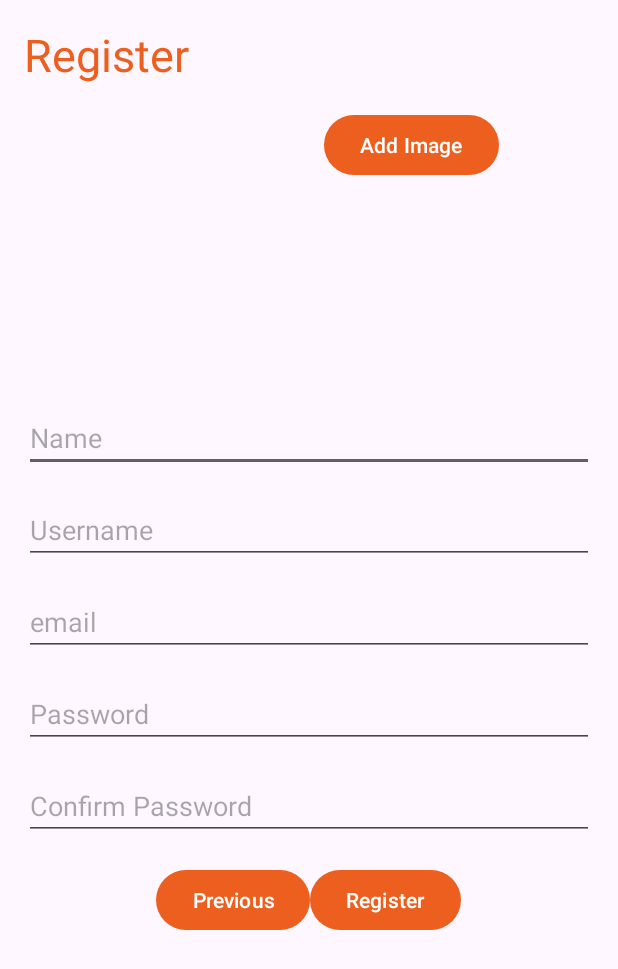
After one commit to Lolinatorishere/pmeuEpocaEspecial, an Android app: the RegisterActivity screen opened directly, with no data from a screen before it, on a phone screen of 412 x 824 dp. The commit adds this screen. Shown: the top 969 px of the screen. Run offline under Robolectric (Android 15) with nearby library versions, the phone set to English and light mode, and no system bars.

Commit message:
Created Multiple Funcitons And Activities
Created Login and Registration Pages
Created basic mainActivity

altered the strings.xml todo: add portuguese localisation

```diff
--- a/app/src/main/java/com/example/pmeuepocaespecial/activities/user/MainActivity.kt
+++ b/app/src/main/java/com/example/pmeuepocaespecial/activities/user/MainActivity.kt
@@ -9,7 +9,7 @@ import com.example.pmeuepocaespecial.helpers.UserAuthHelper
 
 class MainActivity : AppCompatActivity() {
     val userAuth = UserAuthHelper(this)
-    val loginIntent = Intent(this, LoginActivity::class.java)
+    val loginIntent = Intent("com.example.lab001.SEG")
 
     private lateinit var binding: ActivityMainBinding
     override fun onCreate(savedInstanceState: Bundle?) {
--- /dev/null
+++ b/app/src/main/java/com/example/pmeuepocaespecial/activities/user/ProjectActivity.kt
@@ -0,0 +1,4 @@
+package com.example.pmeuepocaespecial.activities.user
+
+class ProjectActivity {
+}
--- /dev/null
+++ b/app/src/main/java/com/example/pmeuepocaespecial/activities/user/RegisterActivity.kt
@@ -0,0 +1,112 @@
+package com.example.pmeuepocaespecial.activities.user
+
+import android.app.Instrumentation.ActivityResult
+import android.content.Context
+import android.content.Intent
+import android.os.Bundle
+import android.widget.Button
+import android.widget.EditText
+import android.widget.ImageView
+import android.widget.Toast
+import androidx.activity.result.contract.ActivityResultContract
+import androidx.activity.result.contract.ActivityResultContracts
+import androidx.appcompat.app.AppCompatActivity
+import com.example.pmeuepocaespecial.R
+import com.example.pmeuepocaespecial.datatypes.User
+import com.example.pmeuepocaespecial.datatypes.functionStringReturn
+import com.example.pmeuepocaespecial.helpers.DatabaseHelper
+import com.example.pmeuepocaespecial.helpers.ImageHelper
+
+class RegisterActivity : AppCompatActivity() {
+    private var imageByteArray: ByteArray = byteArrayOf()
+    override fun onCreate(savedInstanceState: Bundle?) {
+        val loginIntent = Intent("com.example.lab001.SEG")
+        val pickImageResultLauncher = registerForActivityResult(
+            ActivityResultContracts.GetContent()
+        ) { uri ->
+           if (uri != null) {
+               val imgHelp = ImageHelper(this)
+               imageByteArray = imgHelp.encodeImageToByteArray(uri, this)
+               val imageView = findViewById<ImageView>(R.id.imagePreview)
+               imageView.setImageURI(uri);
+           }
+        }
+        super.onCreate(savedInstanceState)
+        setContentView(R.layout.activity_register)
+
+        val nameEditText = findViewById<EditText>(R.id.name)
+        val usernameEditText = findViewById<EditText>(R.id.username)
+        val emailEditText = findViewById<EditText>(R.id.email)
+        val passwordEditText = findViewById<EditText>(R.id.password)
+        val confirmPasswordEditText = findViewById<EditText>(R.id.confirmPassword)
+        val returnButton = findViewById<Button>(R.id.returnButton)
+        val registerButton = findViewById<Button>(R.id.registerButton)
+        val selectImageButton = findViewById<Button>(R.id.btnSelectImage)
+
+
+        returnButton.setOnClickListener {
+            startActivity(loginIntent)
+            finish()
+        }
+
+        registerButton.setOnClickListener {
+            val name = nameEditText.text.toString().trim()
+            val username = usernameEditText.text.toString().trim()
+            val email = emailEditText.text.toString().trim()
+            val password = passwordEditText.text.toString().trim()
+            val confirmPassword = confirmPasswordEditText.text.toString().trim()
+            val image = imageByteArray
+            val isValid = checkUserInput(name, username, email, password, confirmPassword, image)
+            if(isValid.returnBoolean){
+                val dbHelper = DatabaseHelper(this)
+                val user = User(0, name, username, image, email, password, 0)
+                val userValid = dbHelper.insertUser(user, this)
+                    if(userValid.returnBoolean){
+                    Toast.makeText(this, userValid.returnString, Toast.LENGTH_SHORT).show()
+                    startActivity(loginIntent)
+                    finish()
+                }else{
+                    Toast.makeText(this, userValid.returnString ,Toast.LENGTH_SHORT).show()
+                }
+            }else{
+                Toast.makeText(this, isValid.returnString, Toast.LENGTH_SHORT).show()
+            }
+
+        }
+
+        selectImageButton.setOnClickListener {
+            pickImageResultLauncher.launch("image/*")
+        }
+    }
+   private fun checkUserInput(name: String, username: String, email: String, password: String, confirmPassword: String, image: ByteArray): functionStringReturn{
+       val dbHelper = DatabaseHelper(this)
+       if(name.isEmpty()){
+           return functionStringReturn(this.getString(R.string.register_error_empty_name), false)
+       }
+
+       if(username.isEmpty()){
+           return functionStringReturn(this.getString(R.string.register_error_empty_username), false)
+       }
+
+       if(email.isEmpty()){
+           return functionStringReturn(this.getString(R.string.register_error_empty_email), false)
+       }
+
+       if(password.isEmpty()){
+           return functionStringReturn(this.getString(R.string.register_error_empty_password), false)
+       }
+
+       if(confirmPassword.isEmpty()){
+           return functionStringReturn(this.getString(R.string.register_error_empty_confirmpassword), false)
+       }
+
+       if(image.isEmpty()){
+           return functionStringReturn(this.getString(R.string.register_error_empty_image), false)
+       }
+       if(password != confirmPassword){
+           return functionStringReturn(this.getString(R.string.confirm_password_error), false)
+       }
+
+       return functionStringReturn("Valid", true);
+   }
+}
--- a/app/src/main/java/com/example/pmeuepocaespecial/helpers/UserAuthHelper.kt
+++ b/app/src/main/java/com/example/pmeuepocaespecial/helpers/UserAuthHelper.kt
@@ -38,6 +38,7 @@ class UserAuthHelper(private val context: Context){
         return 0;
 
     }
+
     private fun setUserInfo(isLoggedIn: Boolean, user_id: Int) {
         val sharedLogin = context.getSharedPreferences("LoginPrefs", Context.MODE_PRIVATE)
         val sharedUserId = context.getSharedPreferences("UserIdPrefs", Context.MODE_PRIVATE)
@@ -52,4 +53,5 @@ class UserAuthHelper(private val context: Context){
         val dbHelper = DatabaseHelper(context)
         return dbHelper.checkUserCredentials(username.trim(), password.trim())
     }
+
 }
--- /dev/null
+++ b/app/src/main/res/layout/activity_register.xml
@@ -0,0 +1,105 @@
+<ScrollView xmlns:android="http://schemas.android.com/apk/res/android"
+    android:layout_width="match_parent"
+    android:layout_height="match_parent"
+    android:fillViewport="true">
+
+    <RelativeLayout
+        android:layout_width="match_parent"
+        android:layout_height="wrap_content"
+        android:padding="16dp">
+
+        <TextView
+            android:id="@+id/registerTitle"
+            android:layout_width="match_parent"
+            android:layout_height="wrap_content"
+            android:text="@string/register_string"
+            android:textSize="30sp"
+            android:textColor="@color/orange"/>
+        <EditText
+            android:id="@+id/name"
+            android:layout_width="match_parent"
+            android:layout_height="wrap_content"
+            android:layout_below="@id/profileLayout"
+            android:layout_marginTop="16dp"
+            android:hint="@string/name_string" />
+
+        <EditText
+            android:id="@+id/username"
+            android:layout_width="match_parent"
+            android:layout_height="wrap_content"
+            android:layout_below="@id/name"
+            android:layout_marginTop="16dp"
+            android:hint="Username" />
+
+        <EditText
+            android:id="@+id/email"
+            android:layout_width="match_parent"
+            android:layout_height="wrap_content"
+            android:layout_below="@id/username"
+            android:layout_marginTop="16dp"
+            android:hint="email" />
+
+        <EditText
+            android:id="@+id/password"
+            android:layout_width="match_parent"
+            android:layout_height="wrap_content"
+            android:hint="Password"
+            android:inputType="textPassword"
+            android:layout_below="@id/email"
+            android:layout_marginTop="16dp"/>
+
+        <EditText
+            android:id="@+id/confirmPassword"
+            android:layout_width="match_parent"
+            android:layout_height="wrap_content"
+            android:hint="@string/confirm_password"
+            android:inputType="textPassword"
+            android:layout_below="@id/password"
+            android:layout_marginTop="16dp"/>
+
+        <LinearLayout
+            android:id="@+id/profileLayout"
+            android:layout_width="match_parent"
+            android:layout_height="wrap_content"
+            android:layout_below="@id/registerTitle">
+            <ImageView
+                android:id="@+id/imagePreview"
+                android:layout_width="200dp"
+                android:layout_height="200dp"
+                android:layout_marginTop="-3dp"
+                android:contentDescription="@string/image_preview"
+                android:scaleType="centerCrop" />
+
+            <Button
+                android:id="@+id/btnSelectImage"
+                android:layout_width="wrap_content"
+                android:layout_height="wrap_content"
+                android:layout_marginTop="16dp"
+                android:text="@string/select_image" />
+
+        </LinearLayout>
+
+
+        <LinearLayout
+            android:id="@+id/buttonLayout"
+            android:layout_width="match_parent"
+            android:layout_height="wrap_content"
+            android:orientation="horizontal"
+            android:paddingStart="16dp"
+            android:paddingEnd="16dp"
+            android:gravity="center"
+            android:layout_below="@id/confirmPassword"
+            android:layout_marginTop="16dp">
+            <Button
+                android:id="@+id/returnButton"
+                android:layout_width="wrap_content"
+                android:layout_height="wrap_content"
+                android:text="@string/previous" />
+            <Button
+                android:id="@+id/registerButton"
+                android:layout_width="wrap_content"
+                android:layout_height="wrap_content"
+                android:text="@string/register_string" />
+        </LinearLayout>
+    </RelativeLayout>
+</ScrollView>
--- a/app/src/main/res/values/strings.xml
+++ b/app/src/main/res/values/strings.xml
@@ -68,6 +68,34 @@
     <string name="commit_update_success_start" translatable="false">Commit </string>
     <string name="commit_update_success_end"> Has Been Successfully Updated</string>
     <string name="commit_update_error_update_failure">There was an error Updating the Commit</string>
-
+    <string name="login_text" translatable="false">Login</string>
+    <string name="register_string">Register</string>
+    <string name="login_error_empty_username">Username Can Not Be Empty</string>
+    <string name="login_error_empty_password">Password Can Not be Empty</string>
+    <string name="image_preview">Profile Picture</string>
+    <string name="select_image">Add Image</string>
+    <string name="name_string">Name</string>
+    <string name="confirm_password">Confirm Password</string>
+    <string name="confirm_password_error">Passwords Do Not Match</string>
+    <string name="user_create_success">User Registered Successfully</string>
+    <string name="user_create_error_username_not_unique">Username Inserted Is Not Unique</string>
+    <string name="delete_user_failure">Error Deleting User</string>
+    <string name="delete_user_success">User Successfully Deleted</string>
+    <string name="delete_project_failure">Error Deleting Project</string>
+    <string name="delete_project_success">Project Delteted Successfully</string>
+    <string name="delete_task_failure">Error Deleteing Task</string>
+    <string name="delete_task_success">Task Delteted Successfully</string>
+    <string name="delete_commit_failure">Error Deleting Commit</string>
+    <string name="delete_commit_success">Commit Deleted Successfully</string>
+    <string name="delete_user_from_project_failure">Error Removing User From Project</string>
+    <string name="delete_user_from_project_success">User Removed From Project</string>
+    <string name="register_error_empty_name">User Can\'t Be Empty</string>
+    <string name="register_error_empty_username">Username Can\'t Be Empty</string>
+    <string name="register_error_empty_email">Email Can\'t Be Empty</string>
+    <string name="register_error_empty_password">Password Can\'t Be Empty</string>
+    <string name="register_error_empty_confirmpassword">Confirmation Can\'t Be Empty</string>
+    <string name="register_error_empty_image">Image Can\'t be Empty</string>
+    <string name="register_error_not_unique_username">Username Already Taken</string>
+    <string name="select_project">Select</string>
 
 </resources>
```
Also changed, not shown: app/src/main/AndroidManifest.xml (+31 -1 lines), app/src/main/java/com/example/pmeuepocaespecial/activities/admin/AddProjectActivity.kt (+18 -18 lines), app/src/main/java/com/example/pmeuepocaespecial/activities/user/LoginActivity.kt (+22 -9 lines), app/src/main/java/com/example/pmeuepocaespecial/adapters/ProjectAdapter.kt (added, +42 -0 lines), app/src/main/java/com/example/pmeuepocaespecial/datatypes/functionReturn.kt (added, +11 -0 lines), app/src/main/java/com/example/pmeuepocaespecial/helpers/DatabaseHelper.kt (+77 -53 lines), app/src/main/java/com/example/pmeuepocaespecial/helpers/ImageHelper.kt (added, +22 -0 lines), app/src/main/res/layout/activity_login.xml (+28 -7 lines), app/src/main/res/layout/activity_main.xml (+34 -0 lines), app/src/main/res/layout/project_item_layout.xml (added, +44 -0 lines), 1 other file.
